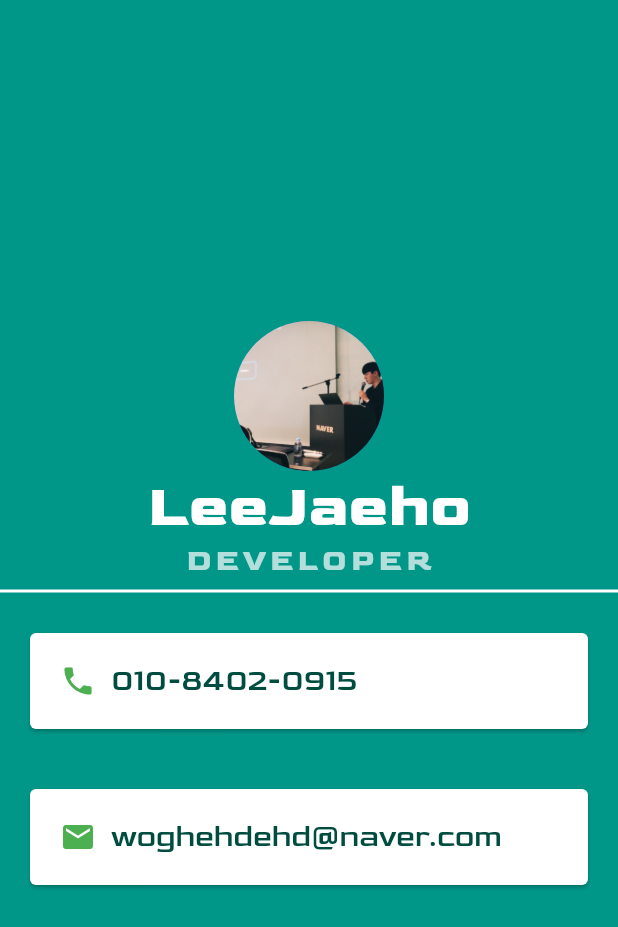
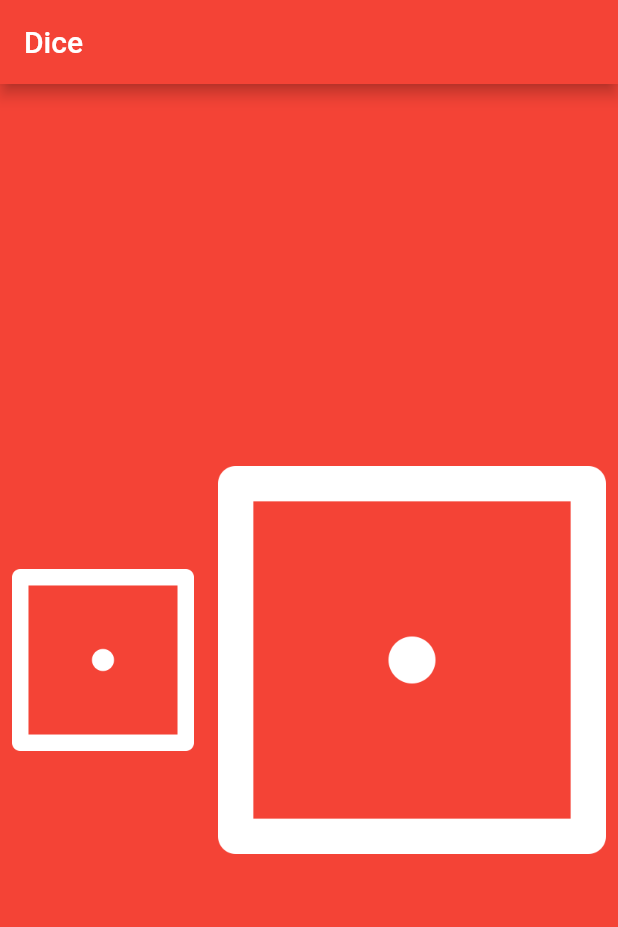
Before and after one commit to jaeho-lee104/flutter_lab, a Flutter app: the screen it shows after launch, on a phone screen of 412 x 824 dp. Shown: the top 927 px of the screen. Run offline on Flutter 3.47's test engine with Material 2 defaults, Android fonts, the phone set to English and light mode, and no system bars.

Commit message:
feat: dice app

```diff
--- a/lib/main.dart
+++ b/lib/main.dart
@@ -1,82 +1,45 @@
 import 'package:flutter/material.dart';
 
 void main() {
-  return runApp(MyApp());
+  return runApp(
+    MaterialApp(
+      home: Scaffold(
+        backgroundColor: Colors.red,
+        appBar: AppBar(
+          title: Text('Dice'),
+          backgroundColor: Colors.red,
+        ),
+        body: DicePage(),
+      ),
+    ),
+  );
 }
 
-class MyApp extends StatelessWidget {
+class DicePage extends StatelessWidget {
   @override
   Widget build(BuildContext context) {
-    return MaterialApp(
-      home: Scaffold(
-        backgroundColor: Colors.teal,
-        body: SafeArea(
-          child: Column(
-            mainAxisAlignment: MainAxisAlignment.center,
-            crossAxisAlignment: CrossAxisAlignment.center,
-            children: <Widget>[
-              CircleAvatar(
-                radius: 50.0,
-                backgroundImage: AssetImage('images/profile.png'),
+    return Center(
+      child: Row(
+        children: <Widget>[
+          Expanded(
+            child: Padding(
+              padding: const EdgeInsets.all(8.0),
+              child: Image(
+                image: AssetImage('images/dice1.png'),
               ),
-              Text(
-                'LeeJaeho',
-                style: TextStyle(
-                  fontFamily: 'Goldman',
-                  fontSize: 40.0,
-                  color: Colors.white,
-                  fontWeight: FontWeight.bold,
-                ),
+            ),
+          ),
+          Expanded(
+            flex: 2,
+            child: Padding(
+              padding: const EdgeInsets.all(8.0),
+              child: Image(
+                image: AssetImage('images/dice1.png'),
               ),
-              Text(
-                'DEVELOPER',
-                style: TextStyle(
-                  fontFamily: 'Goldman',
-                  fontSize: 20.0,
-                  color: Colors.teal.shade100,
-                  letterSpacing: 2.5,
-                  fontWeight: FontWeight.bold,
-                ),
-              ),
-              Divider(
-                color: Colors.white,
-                thickness: 2,
-              ),
-              getCard('010-8402-0915', Icons.phone),
-              getCard('woghehdehd@naver.com', Icons.email)
-            ],
+            ),
           ),
-        ),
+        ],
       ),
     );
   }
 }
-
-Card getCard(String text, IconData icon) {
-  return Card(
-      color: Colors.white,
-      margin: EdgeInsets.all(20.0),
-      child: Padding(
-        padding: EdgeInsets.all(20.0),
-        child: Row(
-          mainAxisAlignment: MainAxisAlignment.start,
-          children: <Widget>[
-            Icon(
-              icon,
-              color: Colors.green,
-            ),
-            SizedBox(
-              width: 10.0,
-            ),
-            Text(
-              text,
-              style: TextStyle(
-                color: Colors.teal.shade900,
-                fontFamily: 'Goldman',
-                fontSize: 20.0,
-              ),
-            ),
-          ],
-        ),
-      ));
-}
```
